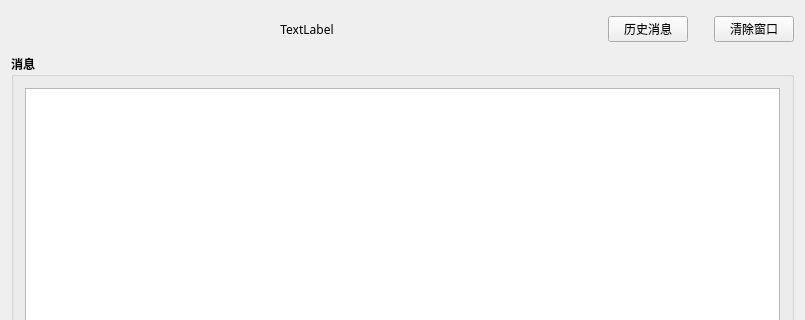
This is Modbus-TCP/Modbus-TCP-Master/ModBus_TCP_master/widget.ui in afreedog/Modbus as Qt 5 draws it before an edit; both pictures show x 0 to 805 and y 0 to 320 of the 805 by 857 pixel window. The edited form follows.
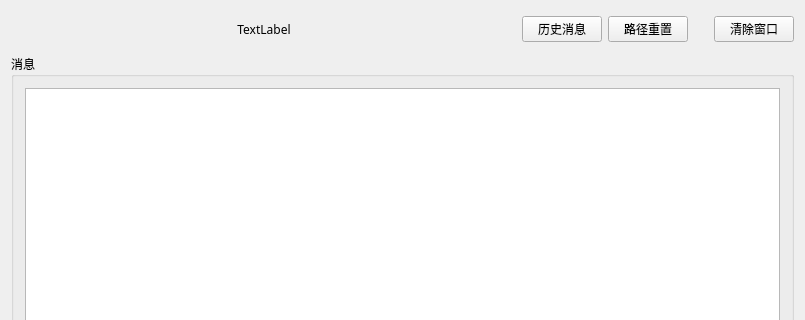
This is the edited form. Icons and pictures are not drawn.

```diff
--- a/Modbus-TCP/Modbus-TCP-Master/ModBus_TCP_master/widget.ui
+++ b/Modbus-TCP/Modbus-TCP-Master/ModBus_TCP_master/widget.ui
@@ -40,7 +40,7 @@
    <item>
     <layout class="QVBoxLayout" name="verticalLayout_3" stretch="1,15,3">
      <item>
-      <layout class="QHBoxLayout" name="horizontalLayout_3" stretch="0,0,0,1,0,1">
+      <layout class="QHBoxLayout" name="horizontalLayout_3" stretch="0,0,0,1,0,0,1">
        <item>
         <spacer name="horizontalSpacer_3">
          <property name="orientation">
@@ -96,6 +96,13 @@
          </property>
         </widget>
        </item>
+       <item>
+        <widget class="QPushButton" name="ResetFilePahtButton">
+         <property name="text">
+          <string>路径重置</string>
+         </property>
+        </widget>
+       </item>
        <item>
         <spacer name="verticalSpacer">
          <property name="orientation">
@@ -140,8 +147,8 @@
        </property>
        <property name="font">
         <font>
-         <weight>75</weight>
-         <bold>true</bold>
+         <weight>50</weight>
+         <bold>false</bold>
         </font>
        </property>
        <property name="layoutDirection">
```
